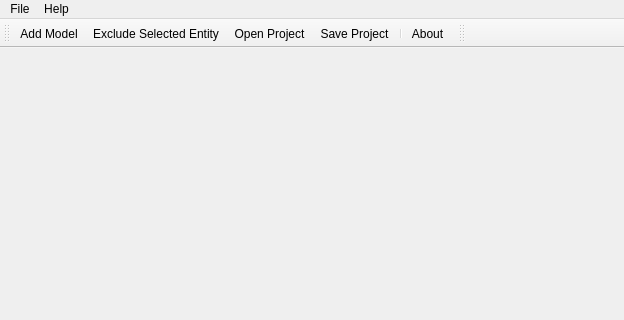
Before: the Qt Designer form modules/lab3d/ui/MainWindow.ui in libcoral/coral-3dlab, drawn with Qt 5; both pictures show x 0 to 624 and y 0 to 320 of the 800 by 600 pixel window.
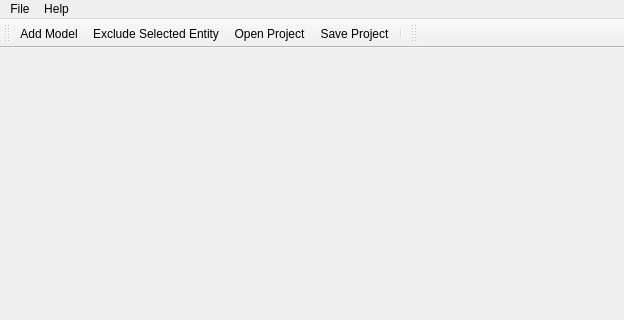
After: the same form once the commit is applied. Icons and pictures are not drawn.

```diff
--- a/modules/lab3d/ui/MainWindow.ui
+++ b/modules/lab3d/ui/MainWindow.ui
@@ -38,7 +38,6 @@
     <property name="title">
      <string>Help</string>
     </property>
-    <addaction name="actionAbout"/>
    </widget>
    <addaction name="menuFile"/>
    <addaction name="menuHelp"/>
@@ -55,11 +54,10 @@
     <bool>false</bool>
    </attribute>
    <addaction name="action_AddModel"/>
-   <addaction name="actionExcludeSelected"/>
+   <addaction name="action_ExcludeSelected"/>
    <addaction name="action_OpenProject"/>
    <addaction name="action_SaveProject"/>
    <addaction name="separator"/>
-   <addaction name="actionAbout"/>
   </widget>
   <widget class="QToolBar" name="manipulatorToolbar">
    <property name="windowTitle">
@@ -92,15 +90,6 @@
     <string>Ctrl+Q</string>
    </property>
   </action>
-  <action name="actionAbout">
-   <property name="icon">
-    <iconset>
-     <normaloff>resources/about.png</normaloff>resources/about.png</iconset>
-   </property>
-   <property name="text">
-    <string>About...</string>
-   </property>
-  </action>
   <action name="action_OpenProject">
    <property name="icon">
     <iconset>
@@ -137,7 +126,7 @@
     <string>Ctrl+Shift+S</string>
    </property>
   </action>
-  <action name="actionExcludeSelected">
+  <action name="action_ExcludeSelected">
    <property name="icon">
     <iconset>
      <normaloff>resources/exclude.png</normaloff>resources/exclude.png</iconset>
```
